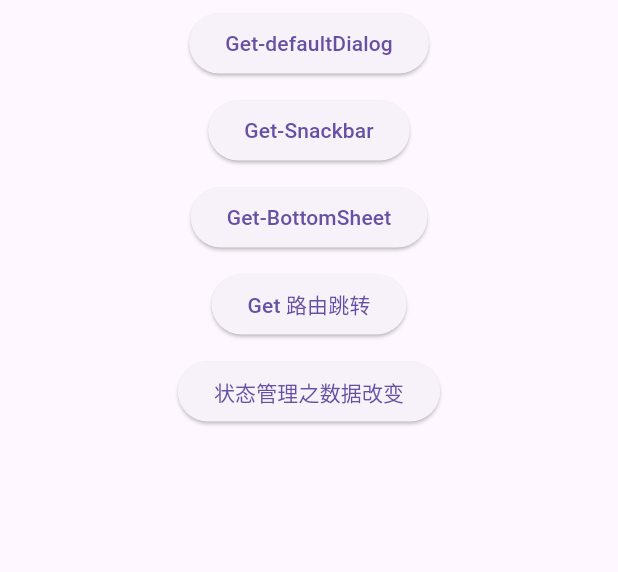
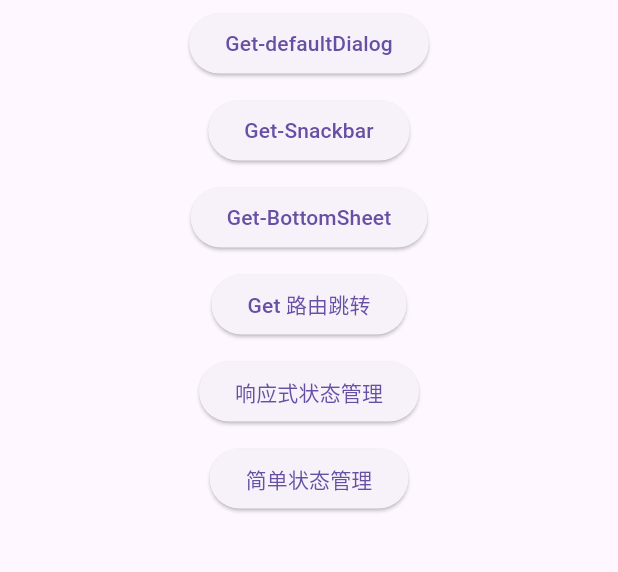
Before and after one commit to ForwardLonly/FlutterDemo, a Flutter app: the GetDemo screen opened directly, on a phone screen of 412 x 824 dp, the part 84-656 px from its top. Run offline on Flutter 3.47's test engine with Material 3 defaults, Android fonts, the phone set to English and light mode, and no system bars; our stand-ins replace chewie, connectivity_plus, device_info_plus, dio, flutter_widget_from_html_core, get and 3 more; missing offline and left inert: barcode_scan2; network calls fail.

Commit message:
[commit] getX 之 GetXController 与 Bingds [version] 0.1.0

```diff
--- a/demoapp/lib/Demo/Get/Get_demo.dart
+++ b/demoapp/lib/Demo/Get/Get_demo.dart
@@ -1,3 +1,4 @@
+import 'package:demoapp/Demo/Get/CountController.dart';
 import 'package:demoapp/Router/AppRouter.dart';
 import 'package:flutter/material.dart';
 import 'package:get/get.dart';
@@ -73,9 +74,14 @@ class _GetDemoState extends State<GetDemo> {
     Get.toNamed(Approuter.loginName);
   }
 
-  // getX 数据管理
+  // getX 响应式数据管理
   void _getXDataStatus() {
     Get.toNamed(Approuter.getDataStatusName);
+  }
+
+  // getX 简单式数据管理
+  void _getXEasyDataStatus() {
+    Get.toNamed(Approuter.getEasyStatueName);
   }
 
   @override
@@ -109,7 +115,18 @@ class _GetDemoState extends State<GetDemo> {
           // 状态管理之数据改变
           Center(child: Padding(
             padding: EdgeInsets.all(5),
-            child: ElevatedButton(onPressed: _getXDataStatus, child: Text("状态管理之数据改变")),
+            child: ElevatedButton(onPressed: _getXDataStatus, child: Text("响应式状态管理")),
+          )),
+           // 简单状态管理
+          Center(child: Padding(
+            padding: EdgeInsets.all(5),
+            child: Row(
+              mainAxisAlignment: MainAxisAlignment.center,
+              spacing: 20.0,
+              children: [
+                ElevatedButton(onPressed: _getXEasyDataStatus, child: Text("简单状态管理")),
+              ],
+            ),
           )),
         ],
       ),
--- a/demoapp/lib/Router/AppRouter.dart
+++ b/demoapp/lib/Router/AppRouter.dart
@@ -1,4 +1,7 @@
+import 'package:demoapp/Demo/Get/BindController.dart';
 import 'package:demoapp/Demo/Get/Get_DataStatus_demo.dart';
+import 'package:demoapp/Demo/Get/Get_EasyStatusSecond_demo.dart';
+import 'package:demoapp/Demo/Get/Get_EasyStatus_demo.dart';
 import 'package:demoapp/main.dart';
 import 'package:get/get.dart';
 
@@ -15,6 +18,8 @@ class Approuter {
   static String shopName = "/shop";
   static String shopMiddleName = "/shopMiddle";
   static String getDataStatusName = "/getDatastatus";
+  static String getEasyStatueName = "/getEasyStatue";
+  static String getEasyStatueTwoName = "/getEasyStatueTwo";
 
   static List<GetPage> appRouterPages() {
     return [
@@ -24,6 +29,8 @@ class Approuter {
       GetPage(name: shopName, page: () => GetShopDemo()),
       GetPage(name: shopMiddleName, page: () => GetShopDemo(), middlewares: [GetShopmiddlewareDemo()]),
       GetPage(name: getDataStatusName, page: () => GetDatastatusDemo()),
+      GetPage(name: getEasyStatueName, page: () => GetEasystatusDemo(), binding: Bindcontroller()),
+      GetPage(name: getEasyStatueTwoName, page: () => GetEasystatusSecondDemo()),
     ];
   }
 
--- a/demoapp/lib/main.dart
+++ b/demoapp/lib/main.dart
@@ -1,3 +1,4 @@
+import 'package:demoapp/Demo/Get/BindController.dart';
 import 'package:demoapp/Router/AppRouter.dart';
 import 'package:flutter/material.dart';
 import 'package:get/get.dart';
@@ -22,6 +23,8 @@ class MyApp extends StatelessWidget {
          backgroundColor: Colors.yellow, // 设置导航栏颜色为蓝色
         )
       ),
+       // 绑定控制器
+      initialBinding: Bindcontroller(),
       // 设置初始化页面
       initialRoute: "/",
       // 设置路由信息
```
Also changed, not shown: demoapp/lib/Demo/Get/BindController.dart (added, +11 -0 lines), demoapp/lib/Demo/Get/CountController.dart (added, +19 -0 lines), demoapp/lib/Demo/Get/Get_EasyStatusSecond_demo.dart (added, +30 -0 lines), demoapp/lib/Demo/Get/Get_EasyStatus_demo.dart (added, +37 -0 lines).
